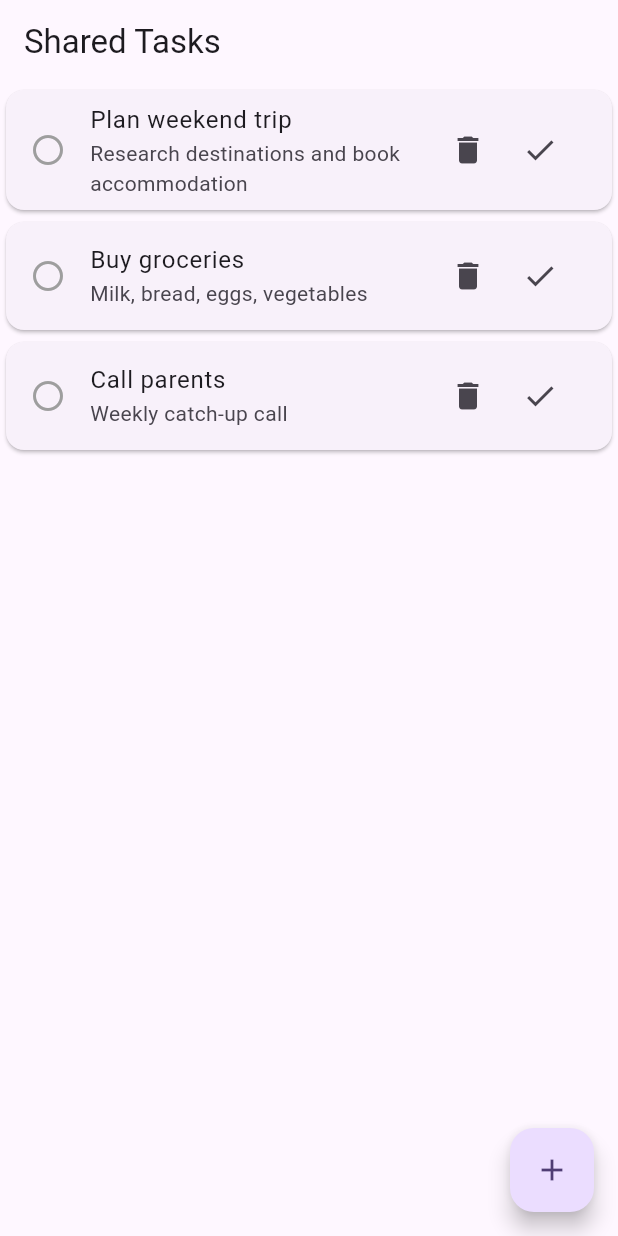
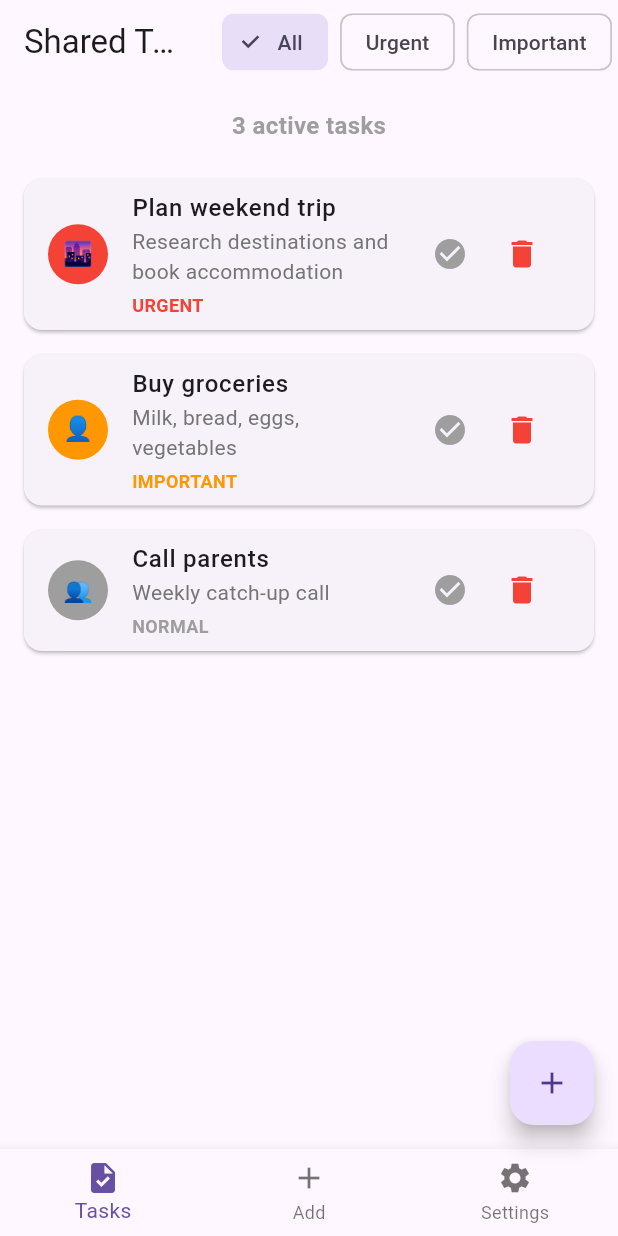
Before and after one commit to eggr7/mind_of_two, a Flutter app: the screen it shows after launch, on a phone screen of 412 x 824 dp. Run offline on Flutter 3.47's test engine with Material 3 defaults, Android fonts, the phone set to English and light mode, and no system bars.

Commit message:
Enhance README and add initial project structure; implement task management features with state management and UI components

```diff
--- /dev/null
+++ b/devtools_options.yaml
@@ -0,0 +1,3 @@
+description: This file stores settings for Dart & Flutter DevTools.
+documentation: https://docs.flutter.dev/tools/devtools/extensions#configure-extension-enablement-states
+extensions:
--- a/lib/main.dart
+++ b/lib/main.dart
@@ -1,15 +1,10 @@
 import 'package:flutter/material.dart';
 import 'package:provider/provider.dart';
-import 'task.dart';
-import 'task_provider.dart';
+import 'providers/task_provider.dart';
+import 'screens/task_list_screen.dart';
 
 void main() {
-  runApp(
-    ChangeNotifierProvider(
-      create: (context) => TaskProvider(),
-      child: const MyApp(),
-    ),
-  );
+  runApp(const MyApp());
 }
 
 class MyApp extends StatelessWidget {
@@ -17,76 +12,16 @@ class MyApp extends StatelessWidget {
 
   @override
   Widget build(BuildContext context) {
-    return MaterialApp(
-      title: 'MindOfTwo',
-      theme: ThemeData(
-        colorScheme: ColorScheme.fromSeed(seedColor: Colors.deepPurple),
-      ),
-      home: const TaskListScreen(),
-    );
-  }
-}
-
-class TaskListScreen extends StatelessWidget {
-  const TaskListScreen({super.key});
-
-  @override
-  Widget build(BuildContext context) {
-    final taskProvider = Provider.of<TaskProvider>(context);
-
-    return Scaffold(
-      appBar: AppBar(
-        title: const Text("Shared Tasks"),
-      ),
-      body: ListView.builder(
-        itemCount: taskProvider.tasks.length,
-        itemBuilder: (context, index) {
-          final task = taskProvider.tasks[index];
-          return Card(
-            child: ListTile(
-              leading: Icon(
-                task.completed ? Icons.check_circle : Icons.radio_button_unchecked,
-                color: task.completed ? Colors.green : Colors.grey,
-              ),
-              title: Text(
-                task.title,
-                style: TextStyle(
-                  decoration: task.completed ? TextDecoration.lineThrough : null,
-                ),
-              ),
-              subtitle: Text(task.description),
-              trailing: Row(
-                mainAxisSize: MainAxisSize.min,
-                children: [
-                  IconButton(
-                    icon: const Icon(Icons.delete),
-                    onPressed: () {
-                      taskProvider.deleteTask(task);
-                    },
-                  ),
-                  IconButton(
-                    icon: const Icon(Icons.check),
-                    onPressed: () {
-                      taskProvider.toggleTask(task);
-                    },
-                  ),
-                ],
-              ),
-            ),
-          );
-        },
-      ),
-      floatingActionButton: FloatingActionButton(
-        onPressed: () {
-          // Ejemplo: agregar tarea rápida
-          taskProvider.addTask(Task(
-            title: "New Task",
-            description: "Task description",
-            assignedTo: "both",
-            priority: "normal",
-          ));
-        },
-        child: const Icon(Icons.add),
+    return ChangeNotifierProvider(
+      create: (context) => TaskProvider(),
+      child: MaterialApp(
+        title: 'Mind of Two',
+        theme: ThemeData(
+          primarySwatch: Colors.blue,
+          visualDensity: VisualDensity.adaptivePlatformDensity,
+        ),
+        home: const TaskListScreen(),
+        debugShowCheckedModeBanner: false,
       ),
     );
   }
--- a/lib/task.dart
+++ b/lib/models/task.dart
@@ -1,15 +1,24 @@
 class Task {
+  String id;
   String title;
   String description;
   String assignedTo; // "me", "partner", "both"
   String priority;   // "urgent", "important", "normal"
   bool completed;
+  DateTime createdAt;
 
   Task({
+    required this.id,
     required this.title,
     required this.description,
     required this.assignedTo,
     required this.priority,
-    this.completed = false,
+    required this.completed,
+    required this.createdAt,
   });
+
+  // Method to generate a unique ID (for simplicity, using timestamp)
+  static String generateId() {
+    return DateTime.now().millisecondsSinceEpoch.toString();
+  }
 }
--- /dev/null
+++ b/lib/providers/task_provider.dart
@@ -0,0 +1,79 @@
+import 'package:flutter/material.dart';
+import '../models/task.dart';
+
+class TaskProvider with ChangeNotifier {
+  final List<Task> _tasks = [];
+
+  List<Task> get tasks => _tasks;
+
+  List<Task> getFilteredTasks(String filter) {
+    switch (filter) {
+      case "urgent":
+        return _tasks.where((task) => task.priority == "urgent").toList();
+      case "important":
+        return _tasks.where((task) => task.priority == "important").toList();
+      default:
+        return _tasks;
+    }
+  }
+
+  void addTask(Task task) {
+    _tasks.add(task);
+    notifyListeners();
+  }
+
+  void toggleTask(String taskId) {
+    final taskIndex = _tasks.indexWhere((task) => task.id == taskId);
+    if (taskIndex != -1) {
+      _tasks[taskIndex].completed = !_tasks[taskIndex].completed;
+      notifyListeners();
+    }
+  }
+
+  void updateTask(Task updatedTask) {
+    final taskIndex = _tasks.indexWhere((task) => task.id == updatedTask.id);
+    if (taskIndex != -1) {
+      _tasks[taskIndex] = updatedTask;
+      notifyListeners();
+    }
+  }
+
+  void deleteTask(String taskId) {
+    _tasks.removeWhere((task) => task.id == taskId);
+    notifyListeners();
+  }
+
+  // Load data samples
+  void loadSampleTasks() {
+    _tasks.addAll([
+      Task(
+        id: "1",
+        title: "Plan weekend trip",
+        description: "Research destinations and book accommodation",
+        assignedTo: "both",
+        priority: "urgent",
+        completed: false,
+        createdAt: DateTime.now(),
+      ),
+      Task(
+        id: "2",
+        title: "Buy groceries",
+        description: "Milk, bread, eggs, vegetables",
+        assignedTo: "me",
+        priority: "important",
+        completed: false,
+        createdAt: DateTime.now(),
+      ),
+      Task(
+        id: "3",
+        title: "Call parents",
+        description: "Weekly catch-up call",
+        assignedTo: "partner",
+        priority: "normal",
+        completed: false,
+        createdAt: DateTime.now(),
+      ),
+    ]);
+    notifyListeners();
+  }
+}
--- /dev/null
+++ b/lib/screens/task_list_screen.dart
@@ -0,0 +1,141 @@
+import 'package:flutter/material.dart';
+import 'package:provider/provider.dart';
+import '../models/task.dart';
+import '../providers/task_provider.dart';
+import '../widgets/task_card.dart';
+import './edit_task_screen.dart';
+
+class TaskListScreen extends StatefulWidget {
+  const TaskListScreen({super.key});
+
+  @override
+  State<TaskListScreen> createState() => _TaskListScreenState();
+}
+
+class _TaskListScreenState extends State<TaskListScreen> {
+  String _currentFilter = "all";
+  int _currentIndex = 0;
+
+  @override
+  void initState() {
+    super.initState();
+    // Load example tasks on startup
+    WidgetsBinding.instance.addPostFrameCallback((_) {
+      Provider.of<TaskProvider>(context, listen: false).loadSampleTasks();
+    });
+  }
+
+  @override
+  Widget build(BuildContext context) {
+    final taskProvider = Provider.of<TaskProvider>(context);
+    final tasks = taskProvider.getFilteredTasks(_currentFilter);
+    final activeTasks = tasks.where((task) => !task.completed).toList();
+
+    return Scaffold(
+      appBar: AppBar(
+        title: const Text("Shared Tasks"),
+        actions: [
+          _buildFilterChip("All", "all"),
+          _buildFilterChip("Urgent", "urgent"),
+          _buildFilterChip("Important", "important"),
+        ],
+      ),
+      body: Column(
+        children: [
+          Padding(
+            padding: const EdgeInsets.all(16.0),
+            child: Text(
+              "${activeTasks.length} active tasks",
+              style: const TextStyle(
+                fontSize: 16,
+                fontWeight: FontWeight.bold,
+                color: Colors.grey,
+              ),
+            ),
+          ),
+          Expanded(
+            child: ListView.builder(
+              itemCount: tasks.length,
+              itemBuilder: (context, index) {
+                final task = tasks[index];
+                return TaskCard(
+                  task: task,
+                  onDelete: () => taskProvider.deleteTask(task.id),
+                  onToggle: () => taskProvider.toggleTask(task.id),
+                  onEdit: () {
+                    Navigator.push(
+                      context,
+                      MaterialPageRoute(
+                        builder: (_) => EditTaskScreen(task: task),
+                      ),
+                    );
+                  },
+                );
+              },
+            ),
+          ),
+        ],
+      ),
+      floatingActionButton: FloatingActionButton(
+        onPressed: () {
+          Navigator.push(
+            context,
+            MaterialPageRoute(
+              builder: (_) => EditTaskScreen(
+                task: Task(
+                  id: Task.generateId(),
+                  title: "",
+                  description: "",
+                  assignedTo: "both",
+                  priority: "normal",
+                  completed: false,
+                  createdAt: DateTime.now(),
+                ),
+                isNew: true,
+              ),
+            ),
+          );
+        },
+        child: const Icon(Icons.add),
+      ),
+      bottomNavigationBar: BottomNavigationBar(
+        currentIndex: _currentIndex,
+        onTap: (index) {
+          setState(() {
+            _currentIndex = index;
+          });
+          // Here we can add other navigation logic if needed
+        },
+        items: const [
+          BottomNavigationBarItem(
+            icon: Icon(Icons.task),
+            label: "Tasks",
+          ),
+          BottomNavigationBarItem(
+            icon: Icon(Icons.add),
+            label: "Add",
+          ),
+          BottomNavigationBarItem(
+            icon: Icon(Icons.settings),
+            label: "Settings",
+          ),
+        ],
+      ),
+    );
+  }
+
+  Widget _buildFilterChip(String label, String value) {
+    return Padding(
+      padding: const EdgeInsets.symmetric(horizontal: 4.0),
+      child: FilterChip(
+        label: Text(label),
+        selected: _currentFilter == value,
+        onSelected: (selected) {
+          setState(() {
+            _currentFilter = selected ? value : "all";
+          });
+        },
+      ),
+    );
+  }
+}
--- a/lib/task_provider.dart
+++ /dev/null
@@ -1,42 +0,0 @@
-import 'package:flutter/material.dart';
-import 'task.dart';
-
-class TaskProvider with ChangeNotifier {
-  final List<Task> _tasks = [
-    Task(
-      title: "Plan weekend trip",
-      description: "Research destinations and book accommodation",
-      assignedTo: "both",
-      priority: "urgent",
-    ),
-    Task(
-      title: "Buy groceries",
-      description: "Milk, bread, eggs, vegetables",
-      assignedTo: "me",
-      priority: "urgent",
-    ),
-    Task(
-      title: "Call parents",
-      description: "Weekly catch-up call",
-      assignedTo: "partner",
-      priority: "normal",
-    ),
-  ];
-
-  List<Task> get tasks => _tasks;
-
-  void addTask(Task task) {
-    _tasks.add(task);
-    notifyListeners();
-  }
-
-  void toggleTask(Task task) {
-    task.completed = !task.completed;
-    notifyListeners();
-  }
-
-  void deleteTask(Task task) {
-    _tasks.remove(task);
-    notifyListeners();
-  }
-}
--- /dev/null
+++ b/lib/widgets/task_card.dart
@@ -0,0 +1,102 @@
+import 'package:flutter/material.dart';
+import '../models/task.dart';
+
+class TaskCard extends StatelessWidget {
+  final Task task;
+  final VoidCallback onDelete;
+  final VoidCallback onToggle;
+  final VoidCallback onEdit;
+
+  const TaskCard({
+    super.key,
+    required this.task,
+    required this.onDelete,
+    required this.onToggle,
+    required this.onEdit,
+  });
+
+  String getAssignedToIcon() {
+    switch (task.assignedTo) {
+      case "me":
+        return "👤";
+      case "partner":
+        return "👥";
+      case "both":
+        return "🌆";
+      default:
+        return "👤";
+    }
+  }
+
+  Color getPriorityColor() {
+    switch (task.priority) {
+      case "urgent":
+        return Colors.red;
+      case "important":
+        return Colors.orange;
+      default:
+        return Colors.grey;
+    }
+  }
+
+  @override
+  Widget build(BuildContext context) {
+    return Card(
+      margin: const EdgeInsets.symmetric(horizontal: 16, vertical: 8),
+      child: ListTile(
+        onTap: onEdit,
+        leading: CircleAvatar(
+          backgroundColor: getPriorityColor(),
+          child: Text(
+            getAssignedToIcon(),
+            style: const TextStyle(fontSize: 16),
+          ),
+        ),
+        title: Text(
+          task.title,
+          style: TextStyle(
+            decoration: task.completed ? TextDecoration.lineThrough : null,
+            fontWeight: FontWeight.w500,
+          ),
+        ),
+        subtitle: Column(
+          crossAxisAlignment: CrossAxisAlignment.start,
+          children: [
+            Text(
+              task.description,
+              style: TextStyle(
+                color: Colors.grey[600],
+                decoration: task.completed ? TextDecoration.lineThrough : null,
+              ),
+            ),
+            const SizedBox(height: 4),
+            Text(
+              task.priority.toUpperCase(),
+              style: TextStyle(
+                color: getPriorityColor(),
+                fontSize: 12,
+                fontWeight: FontWeight.bold,
+              ),
+            ),
+          ],
+        ),
+        trailing: Row(
+          mainAxisSize: MainAxisSize.min,
+          children: [
+            IconButton(
+              icon: Icon(
+                task.completed ? Icons.undo : Icons.check_circle,
+                color: task.completed ? Colors.green : Colors.grey,
+              ),
+              onPressed: onToggle,
+            ),
+            IconButton(
+              icon: const Icon(Icons.delete, color: Colors.red),
+              onPressed: onDelete,
+            ),
+          ],
+        ),
+      ),
+    );
+  }
+}
```
Also changed, not shown: lib/screens/edit_task_screen.dart (added, +170 -0 lines), 1 other file.
